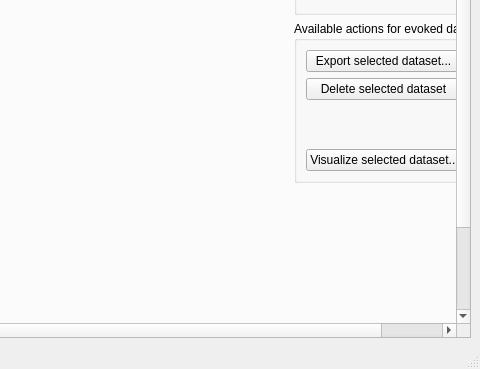
Above: meggie_batch/ui/qt4Designer_ui_files/mainWindowBatch.ui from cibr-jyu/meggie before the change; both pictures show x 924 to 1404 and y 387 to 756 of the 1404 by 756 pixel window. Below: the same form after it.
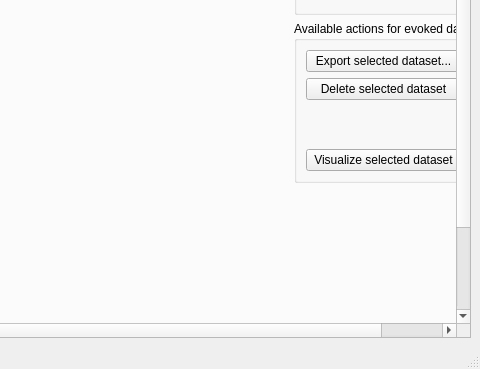
That is the form after the change. The open tabs and pages were chosen to show the change. Icons and pictures are not drawn.

Diff of the .ui file:
```diff
--- a/meggie_batch/ui/qt4Designer_ui_files/mainWindowBatch.ui
+++ b/meggie_batch/ui/qt4Designer_ui_files/mainWindowBatch.ui
@@ -50,7 +50,7 @@
       <widget class="QWidget" name="scrollAreaWidgetContents_3">
        <property name="geometry">
         <rect>
-         <x>0</x>
+         <x>-73</x>
          <y>0</y>
          <width>1100</width>
          <height>750</height>
@@ -1637,7 +1637,7 @@
                       <item>
                        <widget class="QPushButton" name="pushButtonVisualizeEvokedDataset">
                         <property name="text">
-                         <string>Visualize selected dataset...</string>
+                         <string>Visualize selected dataset</string>
                         </property>
                        </widget>
                       </item>
```
Left out of the diff: 2 changed lines with no effect on the pictures.
